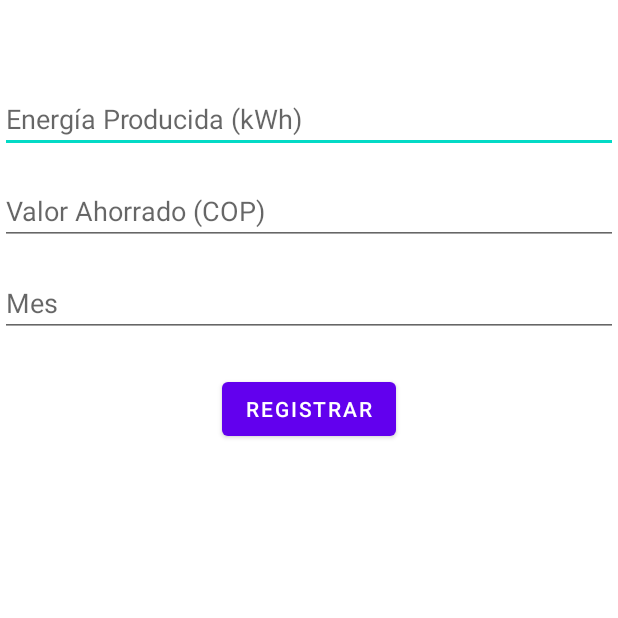
After one commit to CodeGeekR/SolarSport_AppJAVA, an Android app: the RegisterActivity screen opened directly, with no data from a screen before it, on a phone screen of 412 x 824 dp, the top half of it. The commit adds this screen. Run offline under Robolectric (Android 15) with nearby library versions, the phone set to English and light mode, and no system bars.

Commit message:
add layouts

```diff
--- /dev/null
+++ b/app/src/main/java/com/example/solarsport/RegisterActivity.java
@@ -0,0 +1,49 @@
+package com.example.solarsport;
+
+import android.os.Bundle;
+import android.view.View;
+import android.widget.Button;
+import android.widget.EditText;
+import android.widget.TextView;
+import android.widget.Toast;
+
+import androidx.appcompat.app.AppCompatActivity;
+
+public class RegisterActivity extends AppCompatActivity {
+
+    private TextView tvCategory;
+    private EditText etEnergyProduced, etSavings, etMonth;
+    private Button btnSubmit;
+
+    @Override
+    protected void onCreate(Bundle savedInstanceState) {
+        super.onCreate(savedInstanceState);
+        setContentView(R.layout.register_activity);
+
+        tvCategory = findViewById(R.id.tvCategory);
+        etEnergyProduced = findViewById(R.id.etEnergyProduced);
+        etSavings = findViewById(R.id.etSavings);
+        etMonth = findViewById(R.id.etMonth);
+        btnSubmit = findViewById(R.id.btnSubmit);
+
+        String category = getIntent().getStringExtra("category");
+        tvCategory.setText(category);
+
+        btnSubmit.setOnClickListener(new View.OnClickListener() {
+            @Override
+            public void onClick(View v) {
+                String energyProduced = etEnergyProduced.getText().toString();
+                String savings = etSavings.getText().toString();
+                String month = etMonth.getText().toString();
+
+                if (!energyProduced.isEmpty() && !savings.isEmpty() && !month.isEmpty()) {
+                    // Aquí se debería guardar la información en una base de datos o estructura de datos
+                    Toast.makeText(RegisterActivity.this, "Datos registrados correctamente", Toast.LENGTH_SHORT).show();
+                    finish();
+                } else {
+                    Toast.makeText(RegisterActivity.this, "Por favor, complete todos los campos", Toast.LENGTH_SHORT).show();
+                }
+            }
+        });
+    }
+}
--- /dev/null
+++ b/app/src/main/res/layout/register_activity.xml
@@ -0,0 +1,49 @@
+<?xml version="1.0" encoding="utf-8"?>
+<RelativeLayout xmlns:android="http://schemas.android.com/apk/res/android"
+    xmlns:tools="http://schemas.android.com/tools"
+    android:layout_width="match_parent"
+    android:layout_height="match_parent"
+    tools:context=".RegisterActivity">
+
+<TextView
+android:id="@+id/tvCategory"
+android:layout_width="wrap_content"
+android:layout_height="wrap_content"
+android:text="Categoría"
+android:layout_centerHorizontal="true"
+android:textSize="18sp"
+android:layout_marginTop="16dp"/>
+
+<EditText
+android:id="@+id/etEnergyProduced"
+android:layout_width="match_parent"
+android:layout_height="wrap_content"
+android:hint="Energía Producida (kWh)"
+android:layout_below="@id/tvCategory"
+android:layout_marginTop="16dp" />
+
+<EditText
+android:id="@+id/etSavings"
+android:layout_width="match_parent"
+android:layout_height="wrap_content"
+android:hint="Valor Ahorrado (COP)"
+android:layout_below="@id/etEnergyProduced"
+android:layout_marginTop="16dp" />
+
+<EditText
+android:id="@+id/etMonth"
+android:layout_width="match_parent"
+android:layout_height="wrap_content"
+android:hint="Mes"
+android:layout_below="@id/etSavings"
+android:layout_marginTop="16dp" />
+
+<Button
+android:id="@+id/btnSubmit"
+android:layout_width="wrap_content"
+android:layout_height="wrap_content"
+android:text="Registrar"
+android:layout_below="@id/etMonth"
+android:layout_centerHorizontal="true"
+android:layout_marginTop="24dp" />
+    </RelativeLayout>
```
Also changed, not shown: app/src/main/java/com/example/solarsport/BenefitsActivity.java (added, +26 -0 lines), app/src/main/java/com/example/solarsport/CategoriesActivity.java (added, +50 -0 lines), app/src/main/java/com/example/solarsport/LoginActivity.java (added, +51 -0 lines), app/src/main/java/com/example/solarsport/MainActivity.java (+32 -9 lines), app/src/main/java/com/example/solarsport/SplashActivity.java (added, +28 -0 lines), app/src/main/java/com/example/solarsport/StatisticsActivity.java (added, +53 -0 lines), app/src/main/res/layout/activity_login.xml (added, +37 -0 lines), app/src/main/res/layout/activity_main.xml (+24 -11 lines), app/src/main/res/layout/activity_splash.xml (added, +19 -0 lines), app/src/main/res/layout/benefits_activity.xml (added, +25 -0 lines), app/src/main/res/layout/categories_activity.xml (added, +31 -0 lines), app/src/main/res/layout/statistics_activity.xml (added, +43 -0 lines), app/src/main/res/drawable/solar_animation.gif (added).
